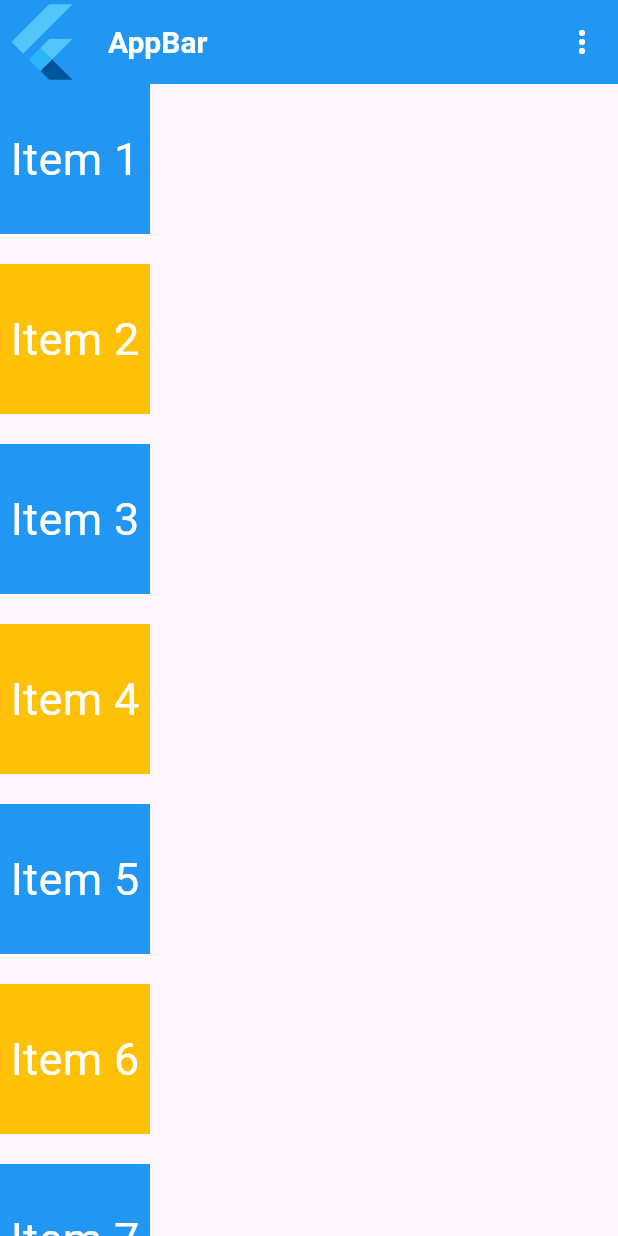
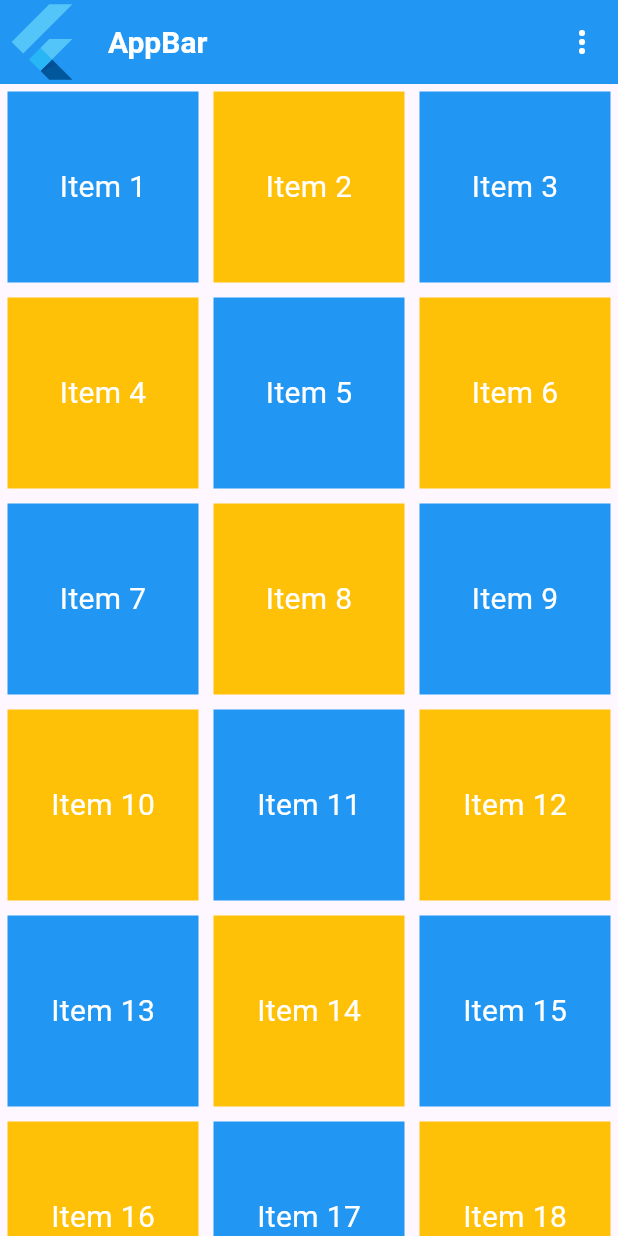
Before and after one commit to danimisme/my_first_flutter, a Flutter app: the screen it shows after launch, on a phone screen of 412 x 824 dp. Run offline on Flutter 3.47's test engine with Material 3 defaults, Android fonts, the phone set to English and light mode, and no system bars.

Commit message:
add soal_17 widget with app bar and grid view layout

```diff
--- a/lib/main.dart
+++ b/lib/main.dart
@@ -7,6 +7,7 @@ import "package:my_first_flutter/widgeds/soal_13.dart";
 import "package:my_first_flutter/widgeds/soal_14.dart";
 import "package:my_first_flutter/widgeds/soal_15.dart";
 import "package:my_first_flutter/widgeds/soal_16.dart";
+import "package:my_first_flutter/widgeds/soal_17.dart";
 import "package:my_first_flutter/widgeds/soal_2.dart";
 import "package:my_first_flutter/widgeds/soal_3.dart";
 import "package:my_first_flutter/widgeds/soal_4.dart";
@@ -27,7 +28,7 @@ class MyApp extends StatelessWidget {
   Widget build(BuildContext context) {
     return MaterialApp(
       debugShowCheckedModeBanner: false,
-      home: soal_16()
+      home: soal_17()
     );
   }
 }
--- /dev/null
+++ b/lib/widgeds/soal_17.dart
@@ -0,0 +1,38 @@
+import "package:flutter/material.dart";
+
+class soal_17 extends StatelessWidget {
+  const soal_17({
+    super.key,
+  });
+
+  @override
+  Widget build(BuildContext context) {
+    return Scaffold(
+      appBar: AppBar(
+        leading: FlutterLogo(size: 20),
+        backgroundColor: Colors.blue,
+        title: Text("AppBar"),
+        titleTextStyle: TextStyle(
+          fontSize: 20,
+          fontWeight: FontWeight.bold,
+          color: Colors.white,
+        ),
+        actions: [
+          IconButton(onPressed: (){print("Klik more");}, icon: Icon(Icons.more_vert , color: Colors.white)),
+        ],
+      ),
+      body: GridView.builder(
+        itemCount: 30,
+        gridDelegate: SliverGridDelegateWithFixedCrossAxisCount(crossAxisCount: 3), itemBuilder: (context, index) {
+          return Container(
+            margin: EdgeInsets.all(5),
+            color: index % 2 == 0 ? Colors.blue : Colors.amber,
+            child: Center(
+              child: Text("Item ${index + 1}", style: TextStyle(fontSize: 20, color: Colors.white))
+            ),
+          );
+        },
+      ),
+    );
+  }
+}
```
